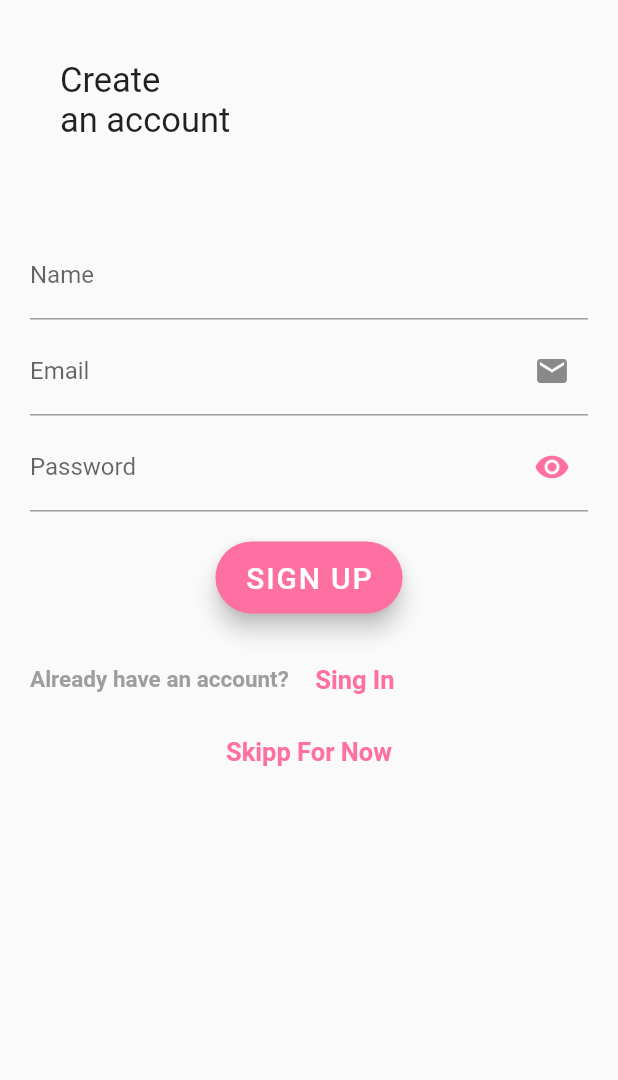
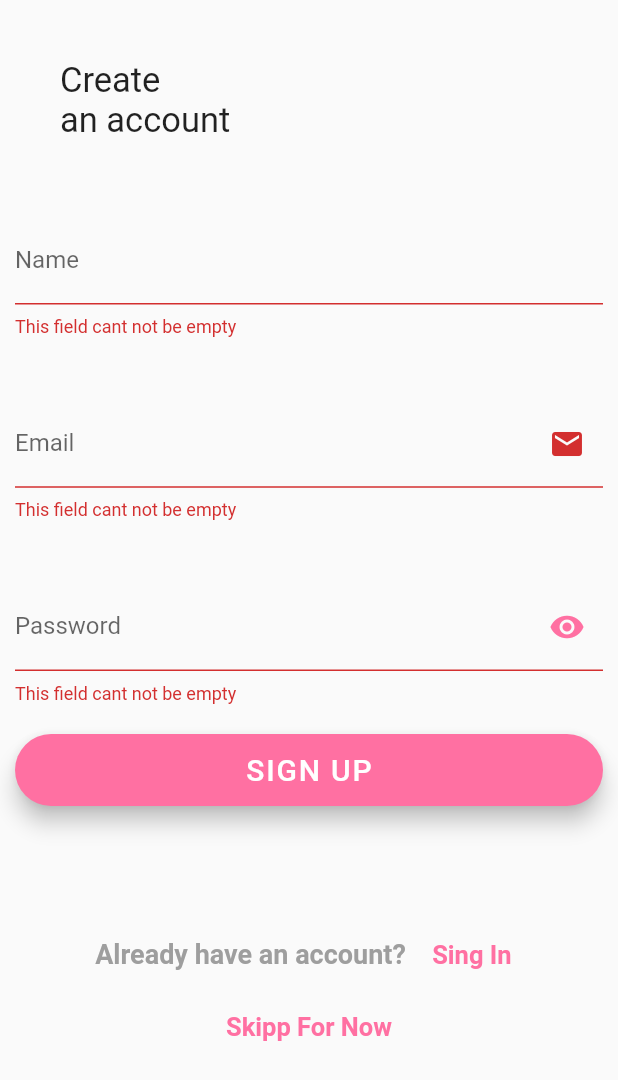
Before and after one commit to TasmiyaNazMakandar/BookingTicketApp, a Flutter app: the screen it shows after launch, after a tap on "START BOOKING", after a tap on "SIGN UP", on a phone screen of 412 x 824 dp. Shown: the top 1080 px of the screen. Run offline on Flutter 3.47's test engine with Material 2 defaults, Android fonts, the phone set to English and light mode, and no system bars; our stand-ins replace carousel_slider; network calls fail.

Commit message:
first commit

```diff
--- a/lib/Common/String.dart
+++ b/lib/Common/String.dart
@@ -12,6 +12,11 @@ class Strings {
   static const String buttontext1="Sing In";
   static const String buttontext2="Skipp For Now";
   static const String asking="Already have an account?";
+  static const String validationtxt="This field cant not be empty";
+  static const String emailmessage="Enter valid email id";
+  static const String passmessage="Enter valid password";
+  static const String title1="Create";
+  static const String title2="an account";
 
 
 
--- a/lib/Screen/loginscreen.dart
+++ b/lib/Screen/loginscreen.dart
@@ -10,6 +10,23 @@ class LoginScreen extends StatefulWidget {
 }
 
 class _LoginScreenState extends State<LoginScreen> {
+  bool _obscureText = true;
+  //Written for password hide or show
+  void _togglePasswordStatus() {
+    setState(() {
+      _obscureText = !_obscureText;
+    });
+  }
+  //To refer form widget
+  var _formKey = GlobalKey<FormState>();
+  void _submit() {
+    final isValid = _formKey.currentState.validate();
+    if (!isValid) {
+      return;
+    }
+    _formKey.currentState.save();
+  }
+
   @override
   Widget build(BuildContext context) {
     return Scaffold(
@@ -20,72 +37,121 @@ class _LoginScreenState extends State<LoginScreen> {
             padding: const EdgeInsets.all(20),
             margin: const EdgeInsets.all(20),
             width: MediaQuery.of(context).size.width*0.8,
-
             child: Column(
               mainAxisAlignment: MainAxisAlignment.start,
               crossAxisAlignment: CrossAxisAlignment.start,
               children: [
-                Text('Create',style: TextStyle(fontSize: 23),),
-                Text('an account',style: TextStyle(fontSize: 23),)
+                Text(Strings.title1,style: TextStyle(fontSize: 23),),
+                Text(Strings.title2,style: TextStyle(fontSize: 23),)
               ],
             ),
           ),
           Container(
-            margin: const EdgeInsets.all(20),
+            margin: const EdgeInsets.all(10),
             width: MediaQuery.of(context).size.width,
-            child:Column(
-              crossAxisAlignment: CrossAxisAlignment.center,
-              children: [
+            child: Form(
+              key: _formKey,
+              child: Column(
+                children:<Widget> [
+                  //declaring name filed and validating
                   TextFormField(
                     maxLines: 1,
                   keyboardType: TextInputType.text,
                   autofocus: false,
                   decoration: InputDecoration(hintText:Strings.username,labelText: Strings.username),
+                    //For validation
+                    validator: (value) {
+                      if (value.isEmpty) {
+                        return Strings.validationtxt;
+                      }
+                      return null;
+                    },
                   ),
-                SizedBox(height:5),
+                  SizedBox(
+                    height: MediaQuery.of(context).size.width * 0.1,
+                  ),
+                  //Declaring email field
                   TextFormField(
                   maxLines: 1,
                   keyboardType: TextInputType.emailAddress,
                   autofocus: false,
-                    decoration: InputDecoration(suffixIcon:Icon(Icons.email),hintText:Strings.useremail,labelText: Strings.useremail) ,
-                    validator: (value) => value.isEmpty ? 'Email can\'t be empty':null,
-                    onSaved: (value) => value.trim()),
-                SizedBox(height:5),
+                  decoration: InputDecoration(suffixIcon:Icon(Icons.email),hintText:Strings.useremail,labelText: Strings.useremail),
+                             onFieldSubmitted: (value) {
+                                          },
+                    //For validating email-id
+                                   validator: (value) {
+                                     Pattern pattern = r"^[a-zA-Z0-9.a-zA-Z0-9.!#$%&'*+-/=?^_`{|}~]+@[a-zA-Z0-9]+\.[a-zA-Z]+";
+                                     RegExp regex = new RegExp(pattern);
+                                     try{
+                                       if(value.isEmpty){
+                                         return Strings.validationtxt;
+                                       }else{  if(!regex.hasMatch(value))
+                                         return Strings.emailmessage;
+                                       }
+                                     }catch(e){}
+
+                                     },
+                  ),
+                  SizedBox(
+                    height: MediaQuery.of(context).size.width * 0.1,
+                  ),
+                  //password field
                   TextFormField(
                   maxLines: 1,
                   keyboardType: TextInputType.emailAddress,
                   autofocus: false,
-                    decoration: InputDecoration(suffixIcon:Icon(Icons.remove_red_eye,color: TravelAppColors.pink,),hintText:Strings.userpassword,labelText: Strings.userpassword) ,
-                    validator: (value) => value.isEmpty ? 'Passwprd can\'t be empty':null,
-                    onSaved: (value) => value.trim()),
+                  decoration: InputDecoration(suffixIcon:IconButton(icon:Icon(_obscureText ? Icons.visibility:Icons.visibility_off,), onPressed: _togglePasswordStatus,color: TravelAppColors.pink,),hintText:Strings.userpassword,labelText: Strings.userpassword) ,
+                 onFieldSubmitted: (value) {},
+                  obscureText: _obscureText,
+                    //validating password
+                    validator: (value) {
+                      Pattern pattern =  r'^(?=.*?[A-Z])(?=.*?[a-z])(?=.*?[0-9])(?=.*?[!@#\$&*~]).{8,}$';
+                      RegExp regex = new RegExp(pattern);
+                      try{
+                        if(value.isEmpty){
+                          return Strings.validationtxt;
+                        }else{  if(!regex.hasMatch(value))
+                          return Strings.passmessage;
+                        }
+                      }catch(e){}
+                         },
+                  )
+                  ]
+              ),
+            ),
+          ),
           Container(
+            margin: const EdgeInsets.all(10),
             width: MediaQuery.of(context).size.width,
-                  margin: const EdgeInsets.all(20),
+            //calling customebutton class
+            child: CustomButton(
+              text: Strings.buttontext,
+              onPressed: (){
+                _submit();
+              },
+            ),
+          ),
+          Container(
+            padding: EdgeInsets.fromLTRB(10, 65, 0,0),
+            width: MediaQuery.of(context).size.width*20,
             child: Row(
               mainAxisAlignment: MainAxisAlignment.center,
               crossAxisAlignment: CrossAxisAlignment.center,
+
               children: [
-                      CustomButton(
-                        text: Strings.buttontext,
-                        onPressed: (){},
-                      )
+                Text(Strings.asking,style: TextStyle(
+                    color: TravelAppColors.gray,
+                    fontSize:18,
+                    fontWeight: FontWeight.bold
+                ),),
+                FlatBuuttonClass(onPressed: (){},
+                    text: Strings.buttontext1),
               ],
             ),
           ),
           Container(
             width: MediaQuery.of(context).size.width*20,
             child: Row(
-                    children: [Text(Strings.asking,style: TextStyle(
-                      color: TravelAppColors.gray,
-                      fontSize:15,
-                      fontWeight: FontWeight.bold
-                    ),),
-                      FlatBuuttonClass(onPressed: (){},
-                      text: Strings.buttontext1)
-                    ],
-                  ),
-                ),
-                Row(
               mainAxisAlignment: MainAxisAlignment.center,
               crossAxisAlignment: CrossAxisAlignment.center,
               children: [
@@ -93,18 +159,11 @@ class _LoginScreenState extends State<LoginScreen> {
                   text: Strings.buttontext2,
                 )
               ],
+            ),
           )
-
-              ],
-
-            ),
-          ),
         ],
       ),
 
-
-
     );
-
   }
 }
```
Lines whose indentation alone changed are shown as unchanged.
